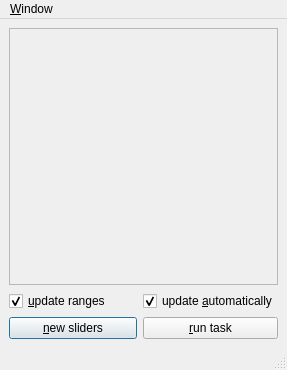
First picture: the form in copasi/UI/SliderDialog.ui, repository copasi/COPASI, before the edit.
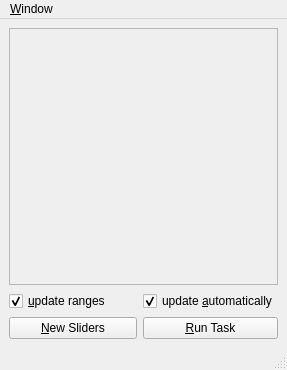
Second picture: the form after the edit.

Commit message: - more slider changes: consistent spacing of sliders, consistent capitalization

```diff
--- a/copasi/UI/SliderDialog.ui
+++ b/copasi/UI/SliderDialog.ui
@@ -83,10 +83,10 @@
        <enum>Qt::TabFocus</enum>
       </property>
       <property name="text">
-       <string>&amp;new sliders</string>
+       <string>&amp;New Sliders</string>
       </property>
       <property name="default">
-       <bool>true</bool>
+       <bool>false</bool>
       </property>
      </widget>
     </item>
@@ -96,7 +96,7 @@
        <enum>Qt::TabFocus</enum>
       </property>
       <property name="text">
-       <string>&amp;run task</string>
+       <string>&amp;Run Task</string>
       </property>
      </widget>
     </item>
```
Left out of the diff: 3 changed lines with no effect on the pictures. The commit also changes 2 other files.
